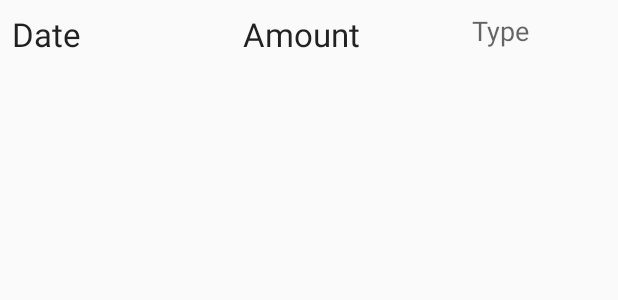
After one commit to android81/Atm, an Android app: the layout row_trans.xml on its own in the app's theme, with its tools: preview values and no code run, on a phone screen of 412 x 824 dp. The commit adds this screen. Shown: the top 300 px of the screen. Run offline under Robolectric (Android 15) with nearby library versions, the phone set to English and light mode, and no system bars.

Commit message:
使用RecyclerView展示清單資料

```diff
--- /dev/null
+++ b/app/src/main/res/layout/row_trans.xml
@@ -0,0 +1,54 @@
+<?xml version="1.0" encoding="utf-8"?>
+<android.support.constraint.ConstraintLayout xmlns:android="http://schemas.android.com/apk/res/android"
+    xmlns:app="http://schemas.android.com/apk/res-auto"
+    xmlns:tools="http://schemas.android.com/tools"
+    android:layout_width="match_parent"
+    android:layout_height="wrap_content">
+
+    <TextView
+        android:id="@+id/col_date"
+        android:layout_width="wrap_content"
+        android:layout_height="wrap_content"
+        android:layout_marginStart="8dp"
+        android:layout_marginTop="8dp"
+        android:text="Date"
+        android:textAppearance="@style/TextAppearance.AppCompat.Large"
+        app:layout_constraintStart_toStartOf="parent"
+        app:layout_constraintTop_toTopOf="parent" />
+
+    <TextView
+        android:id="@+id/col_amount"
+        android:layout_width="wrap_content"
+        android:layout_height="wrap_content"
+        android:layout_marginStart="8dp"
+        android:layout_marginTop="8dp"
+        android:text="Amount"
+        android:textAppearance="@style/TextAppearance.AppCompat.Large"
+        app:layout_constraintStart_toStartOf="@+id/guideline"
+        app:layout_constraintTop_toTopOf="parent" />
+
+    <TextView
+        android:id="@+id/col_type"
+        android:layout_width="wrap_content"
+        android:layout_height="wrap_content"
+        android:layout_marginStart="8dp"
+        android:layout_marginTop="8dp"
+        android:text="Type"
+        android:textAppearance="@style/TextAppearance.AppCompat.Medium"
+        app:layout_constraintStart_toStartOf="@+id/guideline4"
+        app:layout_constraintTop_toTopOf="parent" />
+
+    <android.support.constraint.Guideline
+        android:id="@+id/guideline"
+        android:layout_width="wrap_content"
+        android:layout_height="wrap_content"
+        android:orientation="vertical"
+        app:layout_constraintGuide_begin="154dp" />
+
+    <android.support.constraint.Guideline
+        android:id="@+id/guideline4"
+        android:layout_width="wrap_content"
+        android:layout_height="wrap_content"
+        android:orientation="vertical"
+        app:layout_constraintGuide_begin="307dp" />
+</android.support.constraint.ConstraintLayout>
```
Also changed, not shown: app/src/main/java/com/tom/atm/TransActivity.java (+15 -2 lines), app/src/main/java/com/tom/atm/TransactionAdapter.java (added, +61 -0 lines), app/src/main/res/layout/activity_trans.xml (+12 -0 lines).
